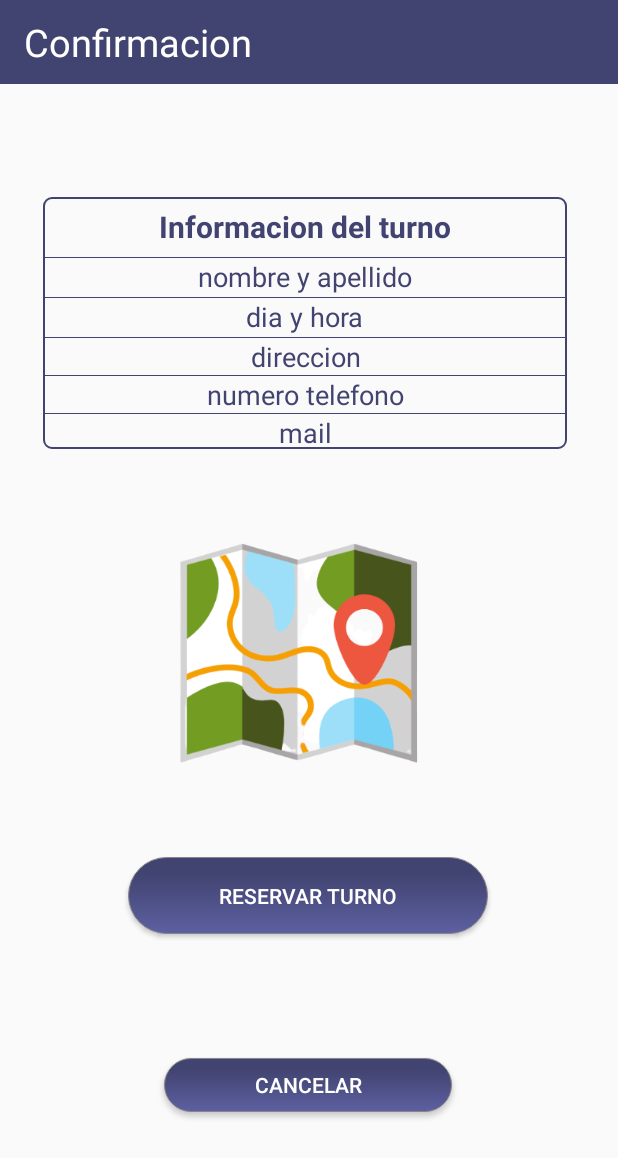
After one commit to AleArmengol/Appointed, an Android app: the ConfirmationActivity screen opened directly, with no data from a screen before it, on a phone screen of 412 x 824 dp. The commit adds this screen. Shown: the top 1158 px of the screen. Run offline under Robolectric (Android 15) with nearby library versions, the phone set to English and light mode, and no system bars; 1 statement that could not run was skipped.

Commit message:
Added ConfirmationActivity and activity_confirmation

```diff
--- a/app/src/main/AndroidManifest.xml
+++ b/app/src/main/AndroidManifest.xml
@@ -12,20 +12,21 @@
         android:supportsRtl="true"
         android:theme="@style/AppTheme.NoActionBar"
         android:usesCleartextTraffic="true">
-        <activity android:name=".activities.NewAppointmentActivity"></activity>
+        <activity android:name=".activities.ConfirmationActivity"></activity>
+        <activity android:name=".activities.NewAppointmentActivity" />
         <activity android:name=".activities.SpecialityActivity" />
         <activity android:name=".activities.PatientHome" />
         <activity
-            android:noHistory="true"
             android:name=".ui.login.LoginActivity"
-            android:label="@string/title_activity_login">
+            android:label="@string/title_activity_login"
+            android:noHistory="true">
             <intent-filter>
                 <action android:name="android.intent.action.MAIN" />
 
                 <category android:name="android.intent.category.LAUNCHER" />
             </intent-filter>
         </activity>
-        <activity android:name=".activities.MainActivity"></activity>
+        <activity android:name=".activities.MainActivity" />
     </application>
 
 </manifest>
--- /dev/null
+++ b/app/src/main/java/com/example/appointed/activities/ConfirmationActivity.java
@@ -0,0 +1,57 @@
+package com.example.appointed.activities;
+
+import androidx.appcompat.app.AppCompatActivity;
+
+import android.content.Intent;
+import android.os.Bundle;
+import android.view.View;
+import android.widget.Button;
+import android.widget.TextView;
+
+import com.example.appointed.R;
+
+public class ConfirmationActivity extends AppCompatActivity {
+
+    private TextView name;
+    private TextView address;
+    private TextView number;
+    private TextView email;
+    private Button cancel_button;
+
+
+    @Override
+    protected void onCreate(Bundle savedInstanceState) {
+        super.onCreate(savedInstanceState);
+        setContentView(R.layout.activity_confirmation);
+
+        name = (TextView)findViewById(R.id.textNameConfirmation);
+        //name.setText("1");
+
+        address = (TextView)findViewById(R.id.textAddressConfirmation);
+        //address.setText("2");
+
+        number = (TextView)findViewById(R.id.textNumberConfirmation);
+        //number.setText("3");
+
+        email = (TextView)findViewById(R.id.textEmailConfirmation);
+        //email.setText("4");
+
+        cancel_button.setOnClickListener(new View.OnClickListener() {
+            @Override
+            public void onClick(View v) {
+
+            }
+        });
+
+
+
+
+
+
+
+
+
+
+
+    }
+}
--- a/app/src/main/java/com/example/appointed/activities/NewAppointmentActivity.java
+++ b/app/src/main/java/com/example/appointed/activities/NewAppointmentActivity.java
@@ -2,7 +2,9 @@ package com.example.appointed.activities;
 
 import androidx.appcompat.app.AppCompatActivity;
 
+import android.content.Intent;
 import android.os.Bundle;
+import android.view.View;
 import android.widget.ArrayAdapter;
 import android.widget.Button;
 import android.widget.ImageView;
@@ -54,6 +56,14 @@ public class NewAppointmentActivity extends AppCompatActivity {
         doctor_spinner.setAdapter(spinnerArrayAdapter);
 
 
+        next_button.setOnClickListener(new View.OnClickListener() {
+            @Override
+            public void onClick(View v) {
+
+            }
+        });
+
+
     }
 
     public void addItemsOnDoctorSpinner() {
--- /dev/null
+++ b/app/src/main/res/layout/activity_confirmation.xml
@@ -0,0 +1,208 @@
+<?xml version="1.0" encoding="utf-8"?>
+<androidx.constraintlayout.widget.ConstraintLayout xmlns:android="http://schemas.android.com/apk/res/android"
+    xmlns:app="http://schemas.android.com/apk/res-auto"
+    xmlns:tools="http://schemas.android.com/tools"
+    android:layout_width="match_parent"
+    android:layout_height="match_parent"
+    tools:context=".activities.ConfirmationActivity">
+
+
+    <androidx.appcompat.widget.Toolbar
+        android:layout_width="match_parent"
+        android:layout_height="wrap_content"
+        android:background="?attr/colorPrimary"
+        app:layout_constraintBottom_toBottomOf="parent"
+        app:layout_constraintEnd_toEndOf="parent"
+        app:layout_constraintHorizontal_bias="1.0"
+        app:layout_constraintStart_toStartOf="parent"
+        app:layout_constraintTop_toTopOf="parent"
+        app:layout_constraintVertical_bias="0.0"
+        tools:ignore="MissingConstraints">
+
+        <TextView
+            android:layout_width="wrap_content"
+            android:layout_height="wrap_content"
+            android:text="Confirmacion"
+            android:textColor="#FFFF"
+            android:textSize="25dp">
+
+        </TextView>
+
+    </androidx.appcompat.widget.Toolbar>
+
+    <TableLayout
+        android:id="@+id/tableLayout2"
+        android:layout_width="349dp"
+        android:layout_height="168dp"
+        android:background="@drawable/custom_table_layout"
+        android:orientation="vertical"
+        android:stretchColumns="1"
+        app:layout_constraintBottom_toBottomOf="parent"
+        app:layout_constraintEnd_toEndOf="parent"
+        app:layout_constraintHorizontal_bias="0.459"
+        app:layout_constraintStart_toStartOf="parent"
+        app:layout_constraintTop_toTopOf="parent"
+        app:layout_constraintVertical_bias="0.2">
+
+
+        <TableRow>
+
+            <TextView
+                style="@style/user_title"
+                android:layout_width="30dp"
+                android:layout_height="40dp"
+                android:layout_marginHorizontal="1dp"
+                android:layout_marginRight="1dp"
+                android:layout_weight="4"
+                android:gravity="center"
+                android:text="Informacion del turno"
+                android:textStyle="bold"></TextView>
+
+        </TableRow>
+
+
+
+        <View
+            android:layout_width="match_parent"
+            android:layout_height="0.2dp"
+            android:background="@drawable/lines" />
+
+        <TableRow>
+
+            <TextView
+                android:id="@+id/textNameConfirmation"
+                style="@style/user_info"
+                android:layout_width="wrap_content"
+                android:layout_height="wrap_content"
+                android:layout_marginRight="1dp"
+                android:layout_marginBottom="1dp"
+                android:layout_weight="4"
+                android:gravity="center"
+                android:text="nombre y apellido"></TextView>
+        </TableRow>
+
+
+        <View
+            android:layout_width="match_parent"
+            android:layout_height="0.2dp"
+            android:background="@drawable/lines" />
+
+
+        <TableRow>
+
+            <TextView
+                android:id="@+id/day_hour"
+                style="@style/user_info"
+                android:layout_width="wrap_content"
+                android:layout_height="wrap_content"
+                android:layout_marginRight="1dp"
+                android:layout_marginBottom="1dp"
+                android:layout_weight="4"
+                android:gravity="center"
+                android:text="dia y hora"></TextView>
+        </TableRow>
+
+        <View
+            android:layout_width="match_parent"
+            android:layout_height="0.2dp"
+            android:background="@drawable/lines" />
+
+        <TableRow>
+
+            <TextView
+                android:id="@+id/textAddressConfirmation"
+                style="@style/user_info"
+                android:layout_width="wrap_content"
+                android:layout_height="match_parent"
+                android:layout_marginHorizontal="1dp"
+                android:layout_marginRight="1dp"
+                android:layout_weight="4"
+                android:gravity="center"
+                android:text="direccion"></TextView>
+        </TableRow>
+
+        <View
+            android:layout_width="match_parent"
+            android:layout_height="0.2dp"
+            android:background="@drawable/lines" />
+
+        <TableRow>
+
+            <TextView
+                android:id="@+id/textNumberConfirmation"
+                style="@style/user_info"
+                android:layout_width="wrap_content"
+                android:layout_height="match_parent"
+                android:layout_marginHorizontal="1dp"
+                android:layout_marginRight="1dp"
+                android:layout_weight="4"
+                android:gravity="center"
+                android:text="numero telefono"></TextView>
+        </TableRow>
+
+        <View
+            android:layout_width="match_parent"
+            android:layout_height="0.2dp"
+            android:background="@drawable/lines" />
+
+
+        <TableRow>
+
+            <TextView
+                android:id="@+id/textEmailConfirmation"
+                style="@style/user_info"
+                android:layout_width="wrap_content"
+                android:layout_height="match_parent"
+                android:layout_marginHorizontal="1dp"
+                android:layout_marginRight="1dp"
+                android:layout_weight="4"
+                android:gravity="center"
+                android:text="mail"></TextView>
+        </TableRow>
+
+    </TableLayout>
+
+
+    <Button
+        android:id="@+id/confirmation_button"
+        style="@style/button_color"
+        android:layout_width="240dp"
+        android:layout_height="51dp"
+        android:background="@drawable/new_appointment_button"
+        android:elevation="4dp"
+        android:text="Reservar turno"
+        app:layout_constraintBottom_toBottomOf="parent"
+        app:layout_constraintEnd_toEndOf="parent"
+        app:layout_constraintHorizontal_bias="0.497"
+        app:layout_constraintStart_toStartOf="parent"
+        app:layout_constraintTop_toTopOf="parent"
+        app:layout_constraintVertical_bias="0.739" />
+
+    <Button
+        android:id="@+id/cancel_button"
+        style="@style/button_color"
+        android:layout_width="192dp"
+        android:layout_height="36dp"
+        android:background="@drawable/new_appointment_button"
+        android:elevation="4dp"
+        android:text="Cancelar"
+        app:layout_constraintBottom_toBottomOf="parent"
+        app:layout_constraintEnd_toEndOf="parent"
+        app:layout_constraintHorizontal_bias="0.497"
+        app:layout_constraintStart_toStartOf="parent"
+        app:layout_constraintTop_toTopOf="parent"
+        app:layout_constraintVertical_bias="0.895" />
+
+    <ImageView
+        android:id="@+id/imageView4"
+        android:layout_width="216dp"
+        android:layout_height="181dp"
+        android:layout_marginTop="16dp"
+        android:src="@drawable/maps"
+        app:layout_constraintBottom_toTopOf="@+id/confirmation_button"
+        app:layout_constraintEnd_toEndOf="parent"
+        app:layout_constraintStart_toStartOf="parent"
+        app:layout_constraintTop_toBottomOf="@+id/tableLayout2" />
+
+
+</androidx.constraintlayout.widget.ConstraintLayout>
--- a/app/src/main/res/values-v21/styles.xml
+++ b/app/src/main/res/values-v21/styles.xml
@@ -3,6 +3,6 @@
     <style name="AppTheme.NoActionBar">
         <item name="windowActionBar">false</item>
         <item name="windowNoTitle">true</item>
-        <item name="android:statusBarColor">@android:color/transparent</item>
+        <item name="android:statusBarColor">@android:color/black</item>
     </style>
 </resources>
```
Also changed, not shown: app/src/main/java/com/example/appointed/ui/home/HomeFragment.java (+12 -1 lines), app/src/main/res/drawable-xhdpi/maps.png (added).
